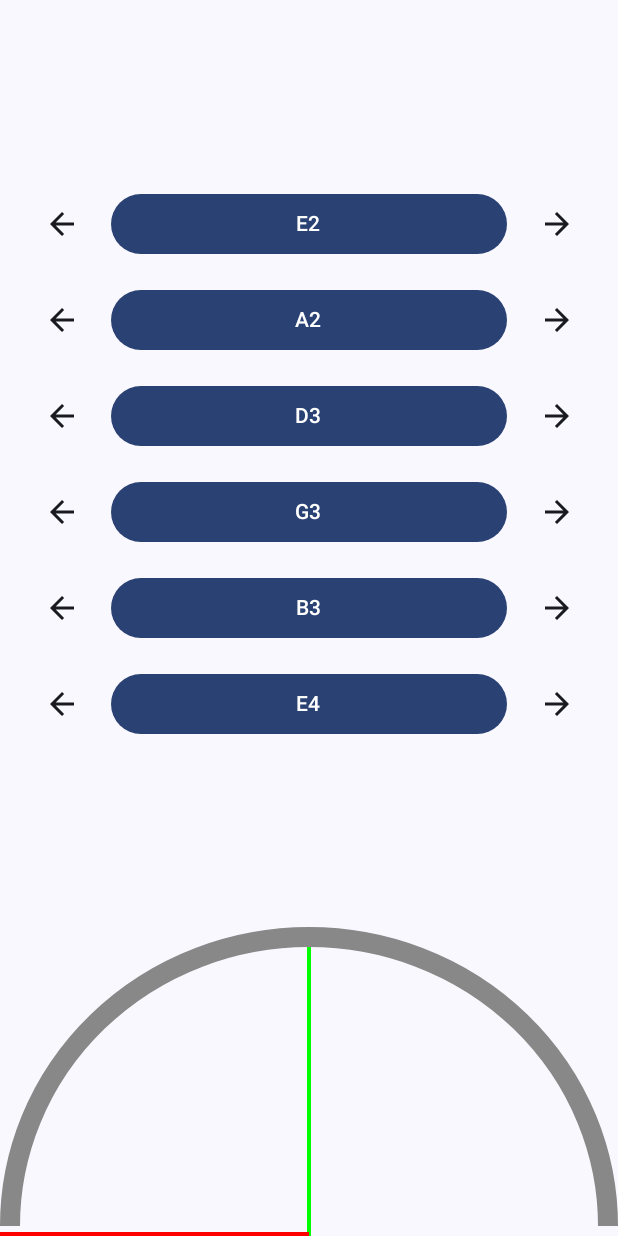
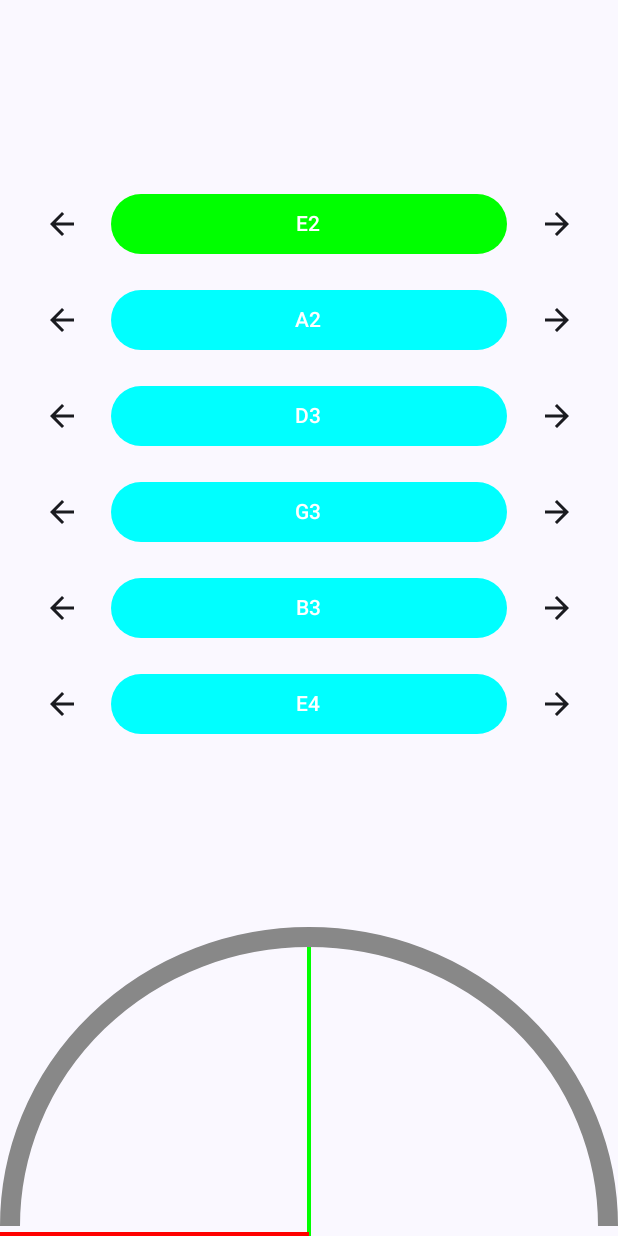
Before and after one commit to AlexanderTreml/AST-Tuner, an Android app built with Jetpack Compose: the screen it shows after launch (MainActivity), on a phone screen of 412 x 824 dp. Run offline under Robolectric (Android 15) with nearby library versions, the phone set to English and light mode, and no system bars; libraries missing offline, so code that uses them is left out: org.apache.commons; 5 statements that could not run were skipped.

Commit message:
improved UI

```diff
--- a/app/src/main/java/com/alexander_treml/asttuner/Listener.kt
+++ b/app/src/main/java/com/alexander_treml/asttuner/Listener.kt
@@ -35,7 +35,6 @@ class Listener () : ViewModel() {
     val maxima: MutableStateFlow<List<Int>> = MutableStateFlow(emptyList())
 
     private val bufferSize = getBufferSize()
-    private val window = getWindow(bufferSize)
 
     private val fft: FastFourierTransformer = FastFourierTransformer(DftNormalization.STANDARD)
     private var audioRecord: AudioRecord? = null
@@ -57,7 +56,7 @@ class Listener () : ViewModel() {
 
                     // Convert audioBuffer to fftBuffer
                     for (i in audioBuffer.indices) {
-                        fftBuffer[i] = audioBuffer[i].toDouble() * window[i]
+                        fftBuffer[i] = audioBuffer[i].toDouble()
                     }
 
                     val magnitudes = autocorrelation(fftBuffer)
@@ -68,7 +67,6 @@ class Listener () : ViewModel() {
 
                     val maxIndex = maxima.value.maxByOrNull { magnitudes[it] } ?: continue
 
-                    // TODO log scale for better accuracy?
                     val a = magnitudes[maxIndex - 1]
                     val b = magnitudes[maxIndex]
                     val c = magnitudes[maxIndex + 1]
@@ -142,23 +140,6 @@ class Listener () : ViewModel() {
         return result
     }
 
-    // Calculate gaussian window
-    // TODO necessary?
-    private fun getWindow(len: Int): DoubleArray {
-        // TODO choose sigma
-        val sigma = 1
-        val w = DoubleArray(len)
-
-        for (n in w.indices) {
-            val frac = ((n - len / 2 + 0.5)/ (sigma * len / 2))
-            w[n] = exp(-(1.0/2.0) * frac * frac)
-            // Include the scaling from 16-bit PCM to -1 to 1 in the window
-            w[n] = w[n] / 65535
-        }
-
-        return w
-    }
-
     private suspend fun initializeAudioRecord(): Boolean {
         return withContext(Dispatchers.IO) {
             try {
--- a/app/src/main/java/com/alexander_treml/asttuner/MainActivity.kt
+++ b/app/src/main/java/com/alexander_treml/asttuner/MainActivity.kt
@@ -4,6 +4,7 @@ import android.Manifest
 import android.app.AlertDialog
 import android.content.pm.PackageManager
 import android.os.Bundle
+import android.util.Log
 import androidx.activity.ComponentActivity
 import androidx.activity.compose.setContent
 import androidx.activity.result.contract.ActivityResultContracts
@@ -24,6 +25,7 @@ import androidx.compose.material.icons.Icons
 import androidx.compose.material.icons.automirrored.filled.ArrowBack
 import androidx.compose.material.icons.automirrored.filled.ArrowForward
 import androidx.compose.material3.Button
+import androidx.compose.material3.ButtonDefaults
 import androidx.compose.material3.Icon
 import androidx.compose.material3.IconButton
 import androidx.compose.material3.Surface
@@ -52,7 +54,6 @@ import androidx.core.content.ContextCompat
 import com.alexander_treml.asttuner.ui.theme.ASTTunerTheme
 import kotlin.math.min
 
-// TODO license
 // TODO UI previews
 // TODO cleanly handle the transition from double precision in the backend to single precision in the UI
 // TODO use the theme (color scheme: https://material-foundation.github.io/material-theme-builder/)
@@ -127,7 +128,7 @@ class MainActivity : ComponentActivity() {
     private fun showPermissionDeniedDialog() {
         AlertDialog.Builder(this)
             .setTitle("Missing Permission")
-            .setMessage("The app needs the permission to record audio. Please grant the permission in settings.")
+            .setMessage("The app needs the permission to record audio. Please grant the permission in the settings.")
             .setPositiveButton("OK") { dialog, _ ->
                 dialog.dismiss()
             }
@@ -169,6 +170,9 @@ fun NoteButtons(note: Note, selectedNote: MutableState<Note>) {
         Button(
             onClick = { selectedNote.value = note },
             modifier = Modifier.weight(1f),
+            colors = ButtonDefaults.buttonColors(
+                containerColor = if (selectedNote.value == note ) Color.Green else Color.Cyan,
+            ),
         ) {
             Text(note.name)
         }
```
